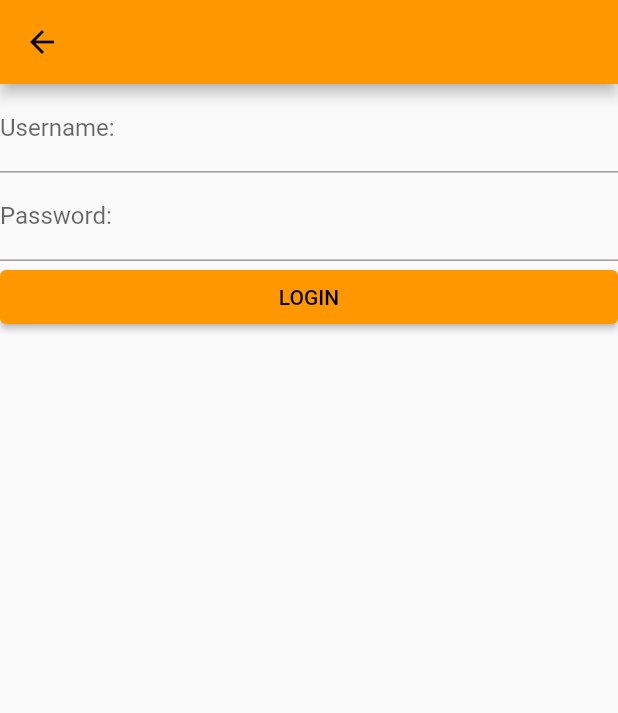
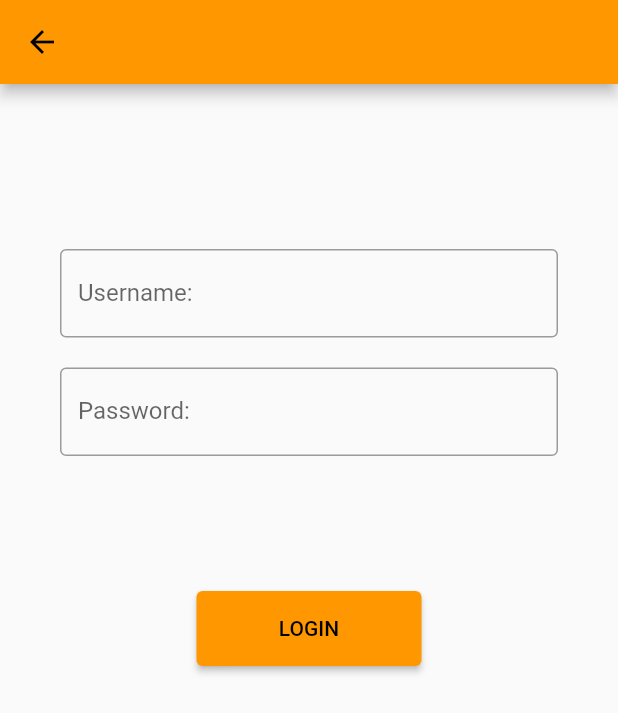
Before and after one commit to MarkRywell/ProgVar_App, a Flutter app: the NavigationEndDrawer widget shown alone on an empty page, opened directly, after a tap on "LOGIN", on a phone screen of 412 x 824 dp. Shown: the top 713 px of the screen. Run offline on Flutter 3.47's test engine with Material 2 defaults, Android fonts, the phone set to English and light mode, and no system bars; our stand-ins replace animated_splash_screen.

Commit message:
minor changes

```diff
--- a/lib/core_members.dart
+++ b/lib/core_members.dart
@@ -69,7 +69,7 @@ class _CoreMembersState extends State<CoreMembers> {
     const Member(
         name: 'Ernest James Usaraga',
         position: 'Senior Back-End Developer',
-        avatar: 'assets/core/tommy.jpg'
+        avatar: 'assets/core/tommy.JPG'
     ),
     const Member(
         name: 'John Christian Los Baños',
--- a/lib/custom_widgets/navigation_endDrawer_widget.dart
+++ b/lib/custom_widgets/navigation_endDrawer_widget.dart
@@ -23,7 +23,9 @@ class NavigationEndDrawer extends StatelessWidget {
                   child: Icon(Icons.person),
                 ),
               ),
-              ElevatedButton(
+              Container(
+                padding: EdgeInsets.symmetric(horizontal: 20),
+                child: ElevatedButton(
                   child: Text("LOGIN",
                     style: TextStyle(fontFamily: 'Berlin Sans FB Demi'),),
                   onPressed: () {
@@ -33,7 +35,24 @@ class NavigationEndDrawer extends StatelessWidget {
                         )
                     );
                   },
+                ),
+              ),
+
+              Container(
+                padding: EdgeInsets.symmetric(horizontal: 20),
+                child: ElevatedButton(
+                  child: Text("REGISTER",
+                    style: TextStyle(fontFamily: 'Berlin Sans FB Demi'),),
+                  onPressed: () {
+                    Navigator.of(context).push(
+                        MaterialPageRoute(
+                          builder: (context) => LoginPage(),
                         )
+                    );
+                  },
+                ),
+              ),
+
             ],
           )
       ),
--- a/lib/forms/login_page.dart
+++ b/lib/forms/login_page.dart
@@ -18,38 +18,56 @@ class _LoginPageState extends State<LoginPage> {
   Widget build(BuildContext context) {
     return Scaffold(
       appBar: AppBar(),
-      body: Form(
+      body: SingleChildScrollView(
+        child: Padding(
+          padding: EdgeInsets.only(bottom: 10, left: 10, right: 10, top: 100),
+            child: Form(
               key: formKey,
-        child: ListView(
+              child: Column(
                 children: [
-            TextFormField(
+                  Padding(
+                    padding: const EdgeInsets.symmetric(vertical: 10, horizontal: 30),
+                    child: TextFormField(
                         controller: usernameController,
                         keyboardType: TextInputType.text,
                         decoration: const InputDecoration(
+                            border: OutlineInputBorder(),
                             labelText: "Username: "
                         ),
                         validator: (value) {
                           return value == null || value.isEmpty ? 'Username is Required' : null;
                         }
                     ),
-            TextFormField(
+                  ),
+                  Padding(
+                    padding: const EdgeInsets.symmetric(vertical: 10, horizontal: 30),
+                    child: TextFormField(
                         controller: passwordController,
                         keyboardType: TextInputType.text,
                         decoration: const InputDecoration(
+                            border: OutlineInputBorder(),
                             labelText: "Password: "
                         ),
                         validator: (value) {
                           return value == null || value.isEmpty ? 'Password is Required' : null;
                         }
                     ),
-            ElevatedButton(
+                  ),
+                  SizedBox(height: 80),
+                  Container(
+                    width: 150,
+                    height: 50,
+                    child: ElevatedButton(
                         onPressed: () {
                           if(formKey.currentState!.validate()){
 
                           }
                         },
-                child: Text("LOGIN"))
+                        child: Text("LOGIN")),
+                  )
                 ],
+              ),
+            )
         ),
       )
     );
--- a/lib/prog_var.dart
+++ b/lib/prog_var.dart
@@ -71,7 +71,7 @@ class _ProgVarState extends State<ProgVar> {
               )
             ),
 
-            Padding(padding: EdgeInsets.only(left:10, right: 10, top: 20),
+            Padding(padding: EdgeInsets.only(left:20, right: 20, top: 20),
                 child: Text(
                   "Programmer's Varsity is a division of SITE that focuses on programming. "
                       "It is well-known for being academically inclined and having individuals "
--- a/lib/tabs/third_year.dart
+++ b/lib/tabs/third_year.dart
@@ -22,6 +22,11 @@ class _ThirdYearState extends State<ThirdYear> {
     ),
     Member(
         name: "Clint Egargo",
+        position: "Intern - Back-End Developer",
+        avatar: "assets/progvarLogo.png"
+    ),
+    Member(
+        name: "Jake Lourence Villar",
         position: "Intern - Back-End Developer",
         avatar: "assets/progvarLogo.png"
     ),
```
Also changed, not shown: lib/custom_widgets/navigation_drawer_widget.dart (+6 -10 lines), lib/user_page.dart (+8 -2 lines). Lines whose indentation alone changed are shown as unchanged.
